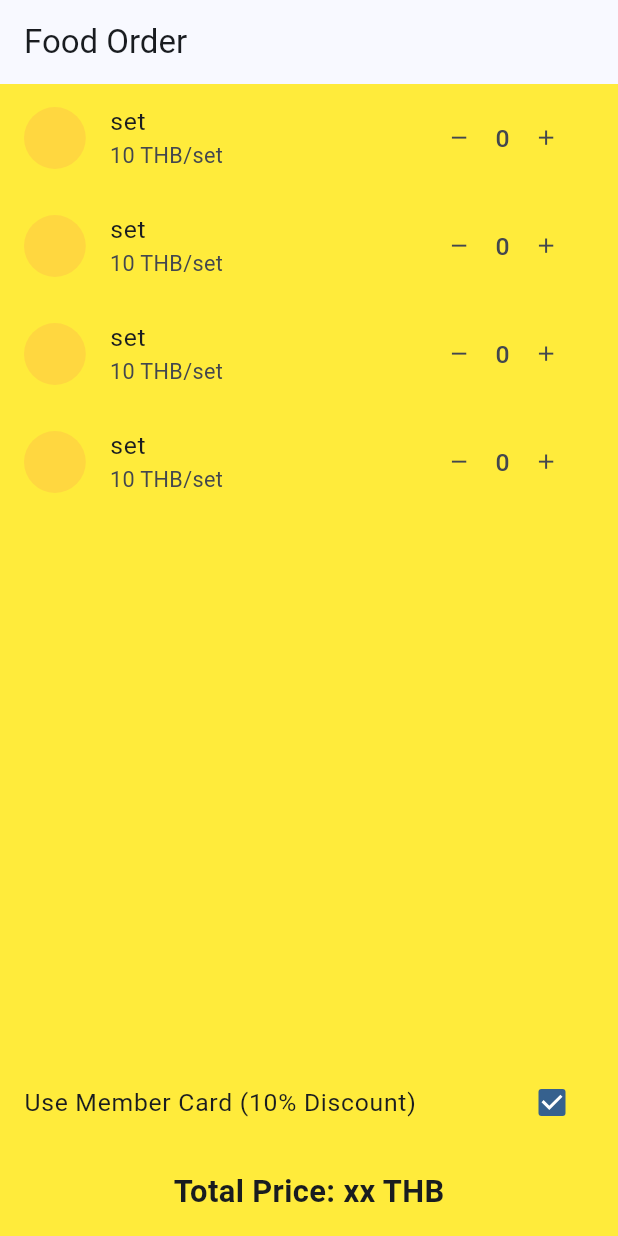
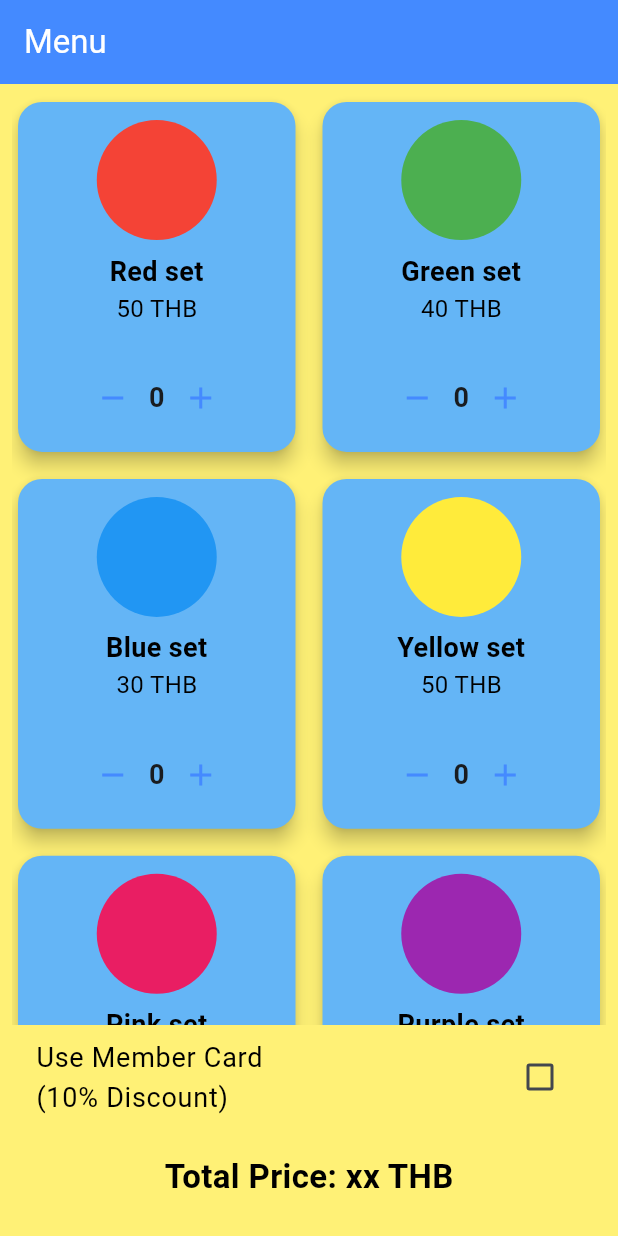
Before and after one commit to foxzilisk-dp/ooca_flutter_test, a Flutter app: the screen it shows after launch, on a phone screen of 412 x 824 dp. Run offline on Flutter 3.47's test engine with Material 3 defaults, Android fonts, the light colour scheme and no system bars.

Commit message:
UI base on food applications

```diff
--- a/lib/foodOrderScreen.dart
+++ b/lib/foodOrderScreen.dart
@@ -1,4 +1,5 @@
 import 'package:flutter/material.dart';
+import 'menuItem.dart';
 
 class FoodOrderScreen extends StatefulWidget {
   const FoodOrderScreen({super.key});
@@ -8,68 +9,130 @@ class FoodOrderScreen extends StatefulWidget {
 }
 
 class FoodOrderScreenState extends State<FoodOrderScreen> {
+  bool hasMemberCard = false;
+
   @override
   Widget build(BuildContext context) {
     return Scaffold(
-      appBar: AppBar(title: const Text("Food Order")),
-      body: LayoutBuilder(
-        builder: (context, constraints) {
-          double iconSize = constraints.maxWidth * 0.1;
-          double fontSize = constraints.maxWidth * 0.05;
-          return Column(
+      backgroundColor: Colors.yellow[300],
+      appBar: AppBar(
+        title: const Text(
+          "Menu",
+          style: TextStyle(color: Colors.white),
+        ),
+        backgroundColor: Colors.blueAccent,
+      ),
+      body: Padding(
+        padding: const EdgeInsets.all(8.0),
+        child: Column(
           children: [
             Expanded(
-                child: ListView.builder(
-                  itemCount: 4,
+              child: GridView.builder(
+                gridDelegate: const SliverGridDelegateWithFixedCrossAxisCount(
+                  crossAxisCount: 2, // 2 Column
+                  crossAxisSpacing: 10,
+                  mainAxisSpacing: 10,
+                  childAspectRatio: 0.8, // responsive card view
+                ),
+                itemCount: menuItems.length,
                 itemBuilder: (context, index) {
-                    return ListTile(
-                      leading: Container(
-                        width: iconSize,
-                        height: iconSize,
-                        decoration: const BoxDecoration(
-                          color: Colors.amberAccent,
+                  final item = menuItems[index];
+
+                  return Card(
+                    elevation: 5,
+                    shape: RoundedRectangleBorder(
+                      borderRadius: BorderRadius.circular(16),
+                    ),
+                    color: Colors.blue[300],
+                    child: Padding(
+                      padding: const EdgeInsets.all(12.0),
+                      child: Column(
+                        children: [
+                          // images
+                          Container(
+                            width: 80,
+                            height: 80,
+                            decoration: BoxDecoration(
+                              color: item.color,
                               shape: BoxShape.circle,
                             ),
                           ),
-                      title: Text("set",
-                          style: TextStyle(fontSize: fontSize * 0.8)),
-                      subtitle: Text("10 THB/set",
-                          style: TextStyle(fontSize: fontSize * 0.7)),
-                      trailing: Row(
-                        mainAxisSize: MainAxisSize.min,
+                          const SizedBox(height: 8),
+                          // set name
+                          Text(
+                            item.set,
+                            style: const TextStyle(
+                              fontSize: 18,
+                              fontWeight: FontWeight.bold,
+                              color: Colors.black,
+                            ),
+                            textAlign: TextAlign.center,
+                          ),
+                          // price
+                          Text(
+                            "${item.price} THB",
+                            style: const TextStyle(
+                              fontSize: 16,
+                              color: Colors.black,
+                            ),
+                          ),
+                          const Spacer(),
+                          // + and - order set
+                          Row(
+                            mainAxisAlignment: MainAxisAlignment.center,
                             children: [
                               IconButton(
-                            icon: Icon(Icons.remove, size: fontSize * 0.8),
+                                icon: const Icon(
+                                  Icons.remove,
+                                  color: Colors.blueAccent,
+                                ),
                                 onPressed: () => {},
                               ),
-                          Text("0", style: TextStyle(fontSize: fontSize * 0.8)),
+                              const Text(
+                                "0",
+                                style: TextStyle(
+                                  fontSize: 18,
+                                  fontWeight: FontWeight.bold,
+                                ),
+                              ),
                               IconButton(
-                            icon: Icon(Icons.add, size: fontSize * 0.8),
-                            onPressed: () => {},
+                                  icon: const Icon(Icons.add,
+                                      color: Colors.blueAccent),
+                                  onPressed: () => {}),
+                            ],
                           ),
                         ],
+                      ),
                     ),
                   );
                 },
               ),
             ),
             CheckboxListTile(
-                title: Text("Use Member Card (10% Discount)",
-                    style: TextStyle(fontSize: fontSize * 0.8)),
-                value: true,
-                onChanged: (value) {},
+              title: const Text(
+                "Use Member Card \n(10% Discount)",
+                style: TextStyle(fontSize: 18, color: Colors.black),
               ),
-              Padding(
-                padding: const EdgeInsets.all(16.0),
+              value: hasMemberCard,
+              onChanged: (value) {
+                setState(() {
+                  hasMemberCard = value!;
+                });
+              },
+            ),
+            const Padding(
+              padding: EdgeInsets.all(16.0),
               child: Text(
                 "Total Price: xx THB",
                 style: TextStyle(
-                      fontSize: fontSize, fontWeight: FontWeight.bold),
+                  fontSize: 22,
+                  fontWeight: FontWeight.bold,
+                  color: Colors.black,
+                ),
               ),
             ),
           ],
-          );
-        },
+        ),
       ),
     );
   }
```
Lines whose indentation alone changed are shown as unchanged.
